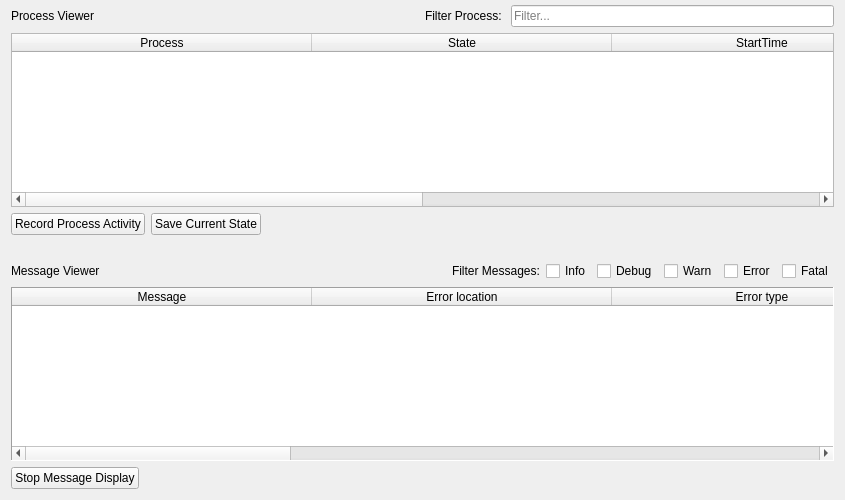
Qt form human_machine_interface/src/view/ui/processmonitor.ui (AloshkaD/human_machine_interface) before a commit.
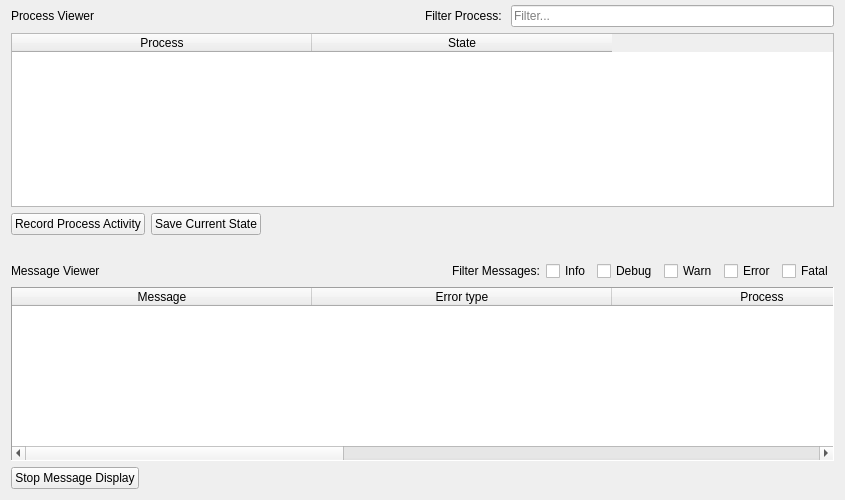
The same form after that commit. Icons and pictures are not drawn.

```diff
--- a/human_machine_interface/src/view/ui/processmonitor.ui
+++ b/human_machine_interface/src/view/ui/processmonitor.ui
@@ -289,11 +289,6 @@
        <string>Message</string>
       </property>
      </column>
-     <column>
-      <property name="text">
-       <string>Error location</string>
-      </property>
-     </column>
      <column>
       <property name="text">
        <string>Error type</string>
@@ -337,16 +332,6 @@
        <string>State</string>
       </property>
      </column>
-     <column>
-      <property name="text">
-       <string>StartTime</string>
-      </property>
-     </column>
-     <column>
-      <property name="text">
-       <string>EndTime</string>
-      </property>
-     </column>
     </widget>
    </item>
   </layout>
```
